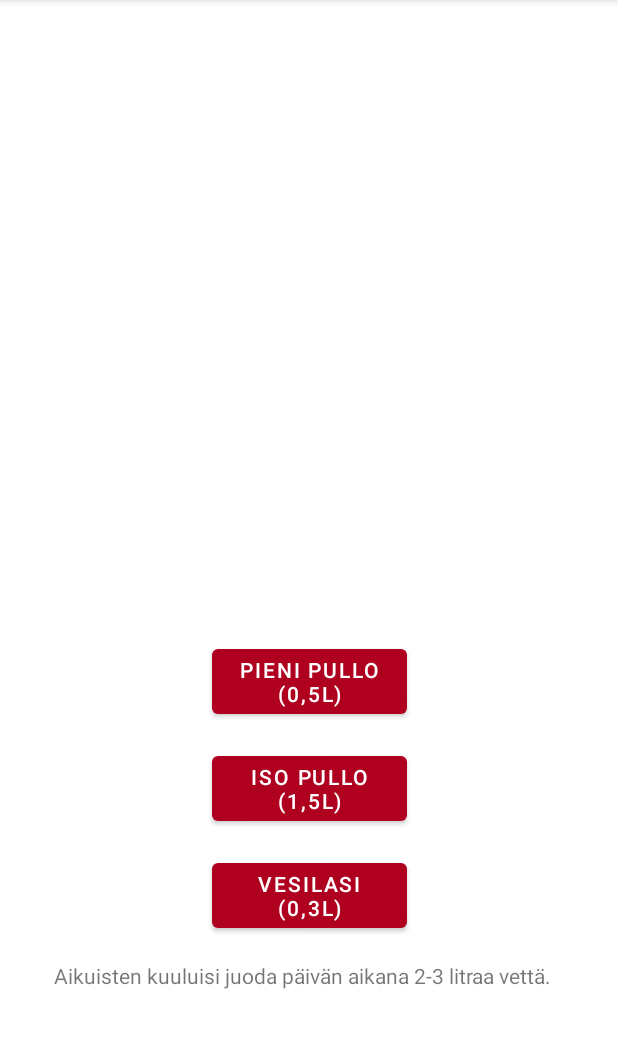
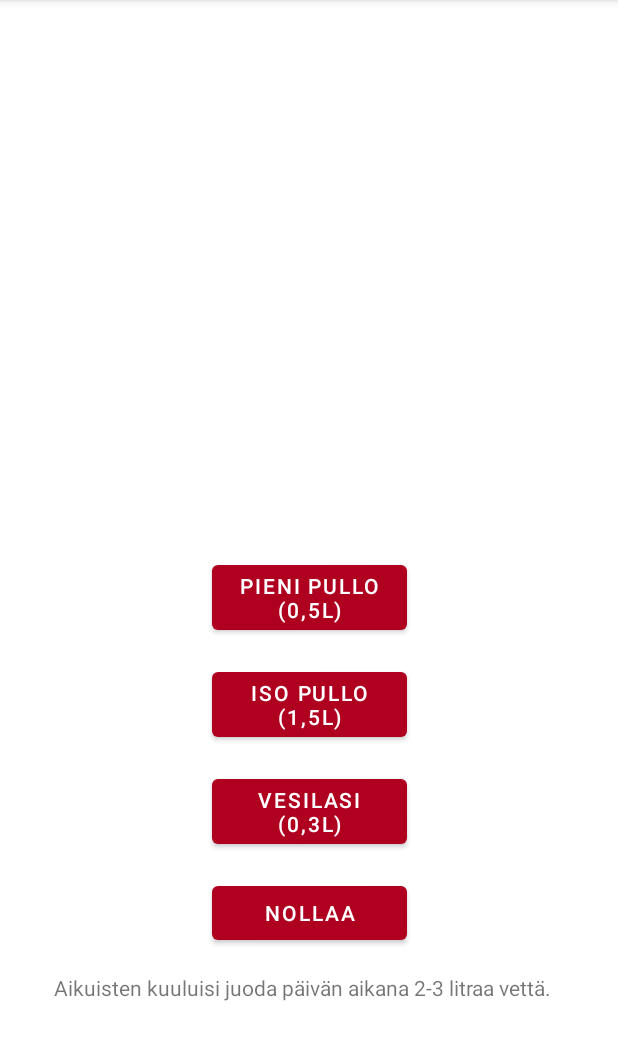
Before and after one commit to untop02/TerveysProjekti, an Android app: the VesiLaskuri screen opened directly, with no data from a screen before it, on a phone screen of 412 x 824 dp, the part 84-1144 px from its top. Run offline under Robolectric (Android 15) with nearby library versions, the phone set to English and light mode, and no system bars.

Commit message:
Vesilaskuri Versio 1.1

```diff
--- a/app/src/main/java/com/example/projekti/VesiLaskuri.java
+++ b/app/src/main/java/com/example/projekti/VesiLaskuri.java
@@ -4,10 +4,12 @@ import androidx.appcompat.app.AppCompatActivity;
 
 import android.content.SharedPreferences;
 import android.os.Bundle;
+import android.preference.PreferenceManager;
 import android.util.Log;
 import android.view.View;
 import android.widget.Button;
 import android.widget.TextView;
+import android.content.Context;
 
 public class VesiLaskuri extends AppCompatActivity {
 
@@ -16,6 +18,8 @@ public class VesiLaskuri extends AppCompatActivity {
     Button pienipullo;
     Button isopullo;
     Button vesilasi;
+    Button nollaa;
+    int resetointi = 0;
 
     public static final String SHARED_PREFS = "sharedPrefs";
     public static final String vesitalletus = "vesiavain";
@@ -25,11 +29,21 @@ public class VesiLaskuri extends AppCompatActivity {
         super.onCreate(savedInstanceState);
         setContentView(R.layout.activity_vesi_laskuri);
 
+
+
         vedenmaara = findViewById(R.id.juotuMaara);
         vesilasi = findViewById(R.id.lasiBtn);
         isopullo = findViewById(R.id.isopulloBtn);
         pienipullo = findViewById(R.id.pienipulloBtn);
+        nollaa = findViewById(R.id.resetBtn);
 
+        nollaa.setOnClickListener(new View.OnClickListener() {
+            @Override
+            public void onClick(View v) {
+                reset();
+            }
+
+        });
         vesilasi.setOnClickListener(new View.OnClickListener() {
             @Override
             public void onClick(View v) {
@@ -49,6 +63,11 @@ public class VesiLaskuri extends AppCompatActivity {
             }
         });
     }
+    public void reset(){
+        vesimaara = 0.0;
+        TextView vedenmaara = findViewById(R.id.juotuMaara);
+        vedenmaara.setText("0.0");
+    }
     public void lisaaLasi(){
         vesimaara += 0.3;
         double roundOff = Math.round(vesimaara * 100.0) / 100.0;
@@ -64,13 +83,11 @@ public class VesiLaskuri extends AppCompatActivity {
         double roundOff = Math.round(vesimaara * 100.0) / 100.0;
         vedenmaara.setText(String.valueOf(roundOff));
     }
-
     @Override
     protected void onStart() {
         super.onStart();
         loadData();
     }
-
     @Override
     protected void onPause() {
         super.onPause();
@@ -82,11 +99,9 @@ public class VesiLaskuri extends AppCompatActivity {
         editor.putString(vesitalletus, vedenmaara.getText().toString());
         editor.apply();
     }
-
     public void loadData() {
         SharedPreferences sharedPreferences = getSharedPreferences(SHARED_PREFS, MODE_PRIVATE);
         String text = sharedPreferences.getString(vesitalletus, "");
-
         TextView vedenmaara = findViewById(R.id.juotuMaara);
         vedenmaara.setText(text);
     }
--- a/app/src/main/res/layout/activity_vesi_laskuri.xml
+++ b/app/src/main/res/layout/activity_vesi_laskuri.xml
@@ -12,7 +12,7 @@
         android:layout_height="wrap_content"
         android:layout_marginStart="36dp"
         android:layout_marginLeft="36dp"
-        android:layout_marginBottom="108dp"
+        android:layout_marginBottom="100dp"
         android:text="Aikuisten kuuluisi juoda päivän aikana 2-3 litraa vettä."
         app:layout_constraintBottom_toBottomOf="parent"
         app:layout_constraintStart_toStartOf="parent" />
@@ -34,7 +34,7 @@
         android:layout_height="wrap_content"
         android:layout_marginBottom="16dp"
         android:text="Vesilasi (0,3L)"
-        app:layout_constraintBottom_toTopOf="@+id/ihanneMaara"
+        app:layout_constraintBottom_toTopOf="@+id/resetBtn"
         app:layout_constraintEnd_toEndOf="parent"
         app:layout_constraintHorizontal_bias="0.5"
         app:layout_constraintStart_toStartOf="parent" />
@@ -60,4 +60,15 @@
         app:layout_constraintEnd_toEndOf="parent"
         app:layout_constraintHorizontal_bias="0.5"
         app:layout_constraintStart_toStartOf="parent" />
+
+    <Button
+        android:id="@+id/resetBtn"
+        android:layout_width="130dp"
+        android:layout_height="wrap_content"
+        android:layout_marginBottom="16dp"
+        android:text="Nollaa"
+        app:layout_constraintBottom_toTopOf="@+id/ihanneMaara"
+        app:layout_constraintEnd_toEndOf="parent"
+        app:layout_constraintHorizontal_bias="0.5"
+        app:layout_constraintStart_toStartOf="parent" />
 </androidx.constraintlayout.widget.ConstraintLayout>
```
